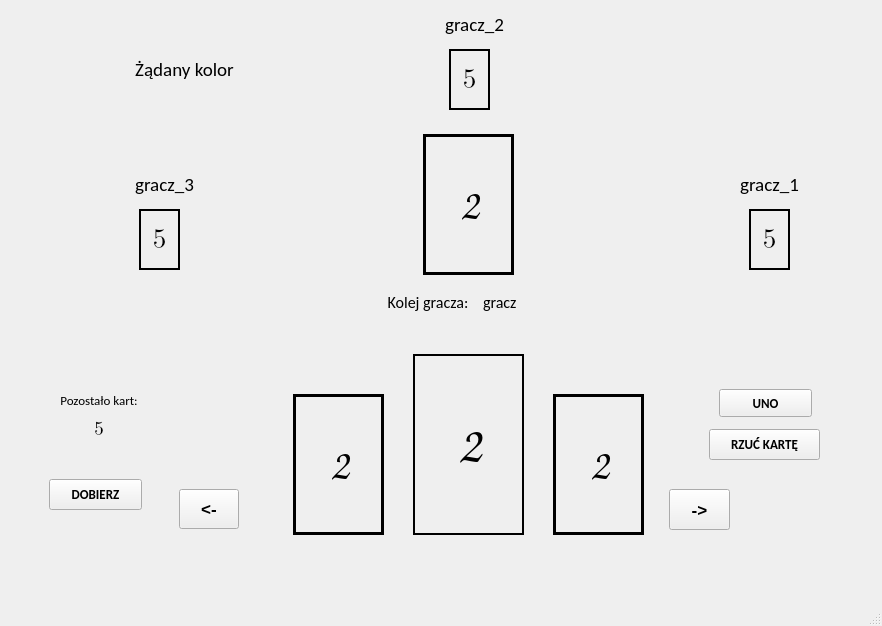
Old version of the form klient/mainwindow.ui in the repository C1n3k99/SK2_lab.
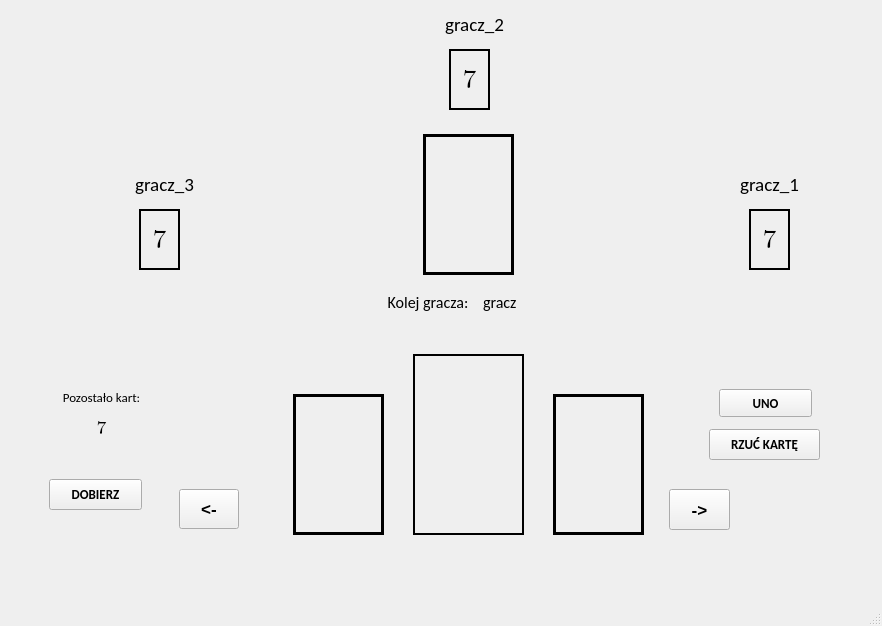
New version of the form. The open tabs and pages were chosen to show the change. Icons and pictures are not drawn.

Commit message: some working buttons and try updating card on the table

The edit to the form file:
```diff
--- a/klient/mainwindow.ui
+++ b/klient/mainwindow.ui
@@ -15,7 +15,7 @@
   </property>
   <widget class="QWidget" name="centralwidget">
    <layout class="QGridLayout" name="gridLayout">
-    <item row="0" column="1">
+    <item row="0" column="0">
      <widget class="QStackedWidget" name="stackedWidget">
       <property name="sizePolicy">
        <sizepolicy hsizetype="Ignored" vsizetype="Preferred">
@@ -84,6 +84,44 @@
          </item>
         </layout>
        </widget>
+       <widget class="QWidget" name="layoutWidget2">
+        <property name="geometry">
+         <rect>
+          <x>240</x>
+          <y>210</y>
+          <width>361</width>
+          <height>51</height>
+         </rect>
+        </property>
+        <layout class="QHBoxLayout" name="horizontalLayout_3" stretch="1,2">
+         <item>
+          <widget class="QLabel" name="giveYourServerAddress">
+           <property name="font">
+            <font>
+             <family>Calibri</family>
+             <pointsize>12</pointsize>
+            </font>
+           </property>
+           <property name="text">
+            <string>Podaj adres serwera:</string>
+           </property>
+          </widget>
+         </item>
+         <item>
+          <widget class="QLineEdit" name="yourServerAddress">
+           <property name="font">
+            <font>
+             <family>Calibri</family>
+             <pointsize>12</pointsize>
+            </font>
+           </property>
+           <property name="text">
+            <string/>
+           </property>
+          </widget>
+         </item>
+        </layout>
+       </widget>
       </widget>
       <widget class="QWidget" name="waitingPage">
        <widget class="QLabel" name="waitingForPlayers">
@@ -870,7 +908,7 @@
          <number>2</number>
         </property>
         <property name="text">
-         <string>5</string>
+         <string>7</string>
         </property>
         <property name="alignment">
          <set>Qt::AlignCenter</set>
@@ -898,7 +936,7 @@
          <number>2</number>
         </property>
         <property name="text">
-         <string>5</string>
+         <string>7</string>
         </property>
         <property name="alignment">
          <set>Qt::AlignCenter</set>
@@ -926,7 +964,7 @@
          <number>2</number>
         </property>
         <property name="text">
-         <string>5</string>
+         <string>7</string>
         </property>
         <property name="alignment">
          <set>Qt::AlignCenter</set>
@@ -950,7 +988,7 @@
          </font>
         </property>
         <property name="text">
-         <string>2</string>
+         <string/>
         </property>
         <property name="alignment">
          <set>Qt::AlignCenter</set>
@@ -959,9 +997,9 @@
        <widget class="QLabel" name="centerCardValue">
         <property name="geometry">
          <rect>
-          <x>430</x>
+          <x>420</x>
           <y>400</y>
-          <width>61</width>
+          <width>81</width>
           <height>71</height>
          </rect>
         </property>
@@ -974,7 +1012,7 @@
          </font>
         </property>
         <property name="text">
-         <string>2</string>
+         <string/>
         </property>
         <property name="alignment">
          <set>Qt::AlignCenter</set>
@@ -998,7 +1036,7 @@
          </font>
         </property>
         <property name="text">
-         <string>2</string>
+         <string/>
         </property>
         <property name="alignment">
          <set>Qt::AlignCenter</set>
@@ -1023,58 +1061,12 @@
          </font>
         </property>
         <property name="text">
-         <string>2</string>
+         <string/>
         </property>
         <property name="alignment">
          <set>Qt::AlignCenter</set>
         </property>
        </widget>
-       <widget class="QWidget" name="layoutWidget2">
-        <property name="geometry">
-         <rect>
-          <x>30</x>
-          <y>380</y>
-          <width>120</width>
-          <height>51</height>
-         </rect>
-        </property>
-        <layout class="QVBoxLayout" name="verticalLayout">
-         <item>
-          <widget class="QLabel" name="myLeftCards">
-           <property name="font">
-            <font>
-             <family>Calibri</family>
-             <pointsize>10</pointsize>
-            </font>
-           </property>
-           <property name="text">
-            <string>Pozostało kart:</string>
-           </property>
-           <property name="alignment">
-            <set>Qt::AlignCenter</set>
-           </property>
-          </widget>
-         </item>
-         <item>
-          <widget class="QLabel" name="numberOfMyCards">
-           <property name="font">
-            <font>
-             <family>Cambria Math</family>
-             <pointsize>14</pointsize>
-             <weight>50</weight>
-             <bold>false</bold>
-            </font>
-           </property>
-           <property name="text">
-            <string>5</string>
-           </property>
-           <property name="alignment">
-            <set>Qt::AlignCenter</set>
-           </property>
-          </widget>
-         </item>
-        </layout>
-       </widget>
        <widget class="QWidget" name="layoutWidget3">
         <property name="geometry">
          <rect>
@@ -1143,25 +1135,91 @@
        <widget class="QLabel" name="demandingColor">
         <property name="geometry">
          <rect>
-          <x>80</x>
+          <x>60</x>
           <y>40</y>
           <width>191</width>
-          <height>41</height>
+          <height>71</height>
          </rect>
         </property>
         <property name="font">
          <font>
           <family>Calibri</family>
           <pointsize>14</pointsize>
+          <weight>75</weight>
+          <bold>true</bold>
          </font>
         </property>
         <property name="text">
-         <string>Żądany kolor</string>
+         <string/>
         </property>
         <property name="alignment">
          <set>Qt::AlignCenter</set>
         </property>
        </widget>
+       <widget class="QWidget" name="layoutWidget">
+        <property name="geometry">
+         <rect>
+          <x>32</x>
+          <y>370</y>
+          <width>121</width>
+          <height>61</height>
+         </rect>
+        </property>
+        <layout class="QVBoxLayout" name="verticalLayout">
+         <property name="spacing">
+          <number>0</number>
+         </property>
+         <property name="sizeConstraint">
+          <enum>QLayout::SetDefaultConstraint</enum>
+         </property>
+         <item>
+          <widget class="QLabel" name="leftCards">
+           <property name="font">
+            <font>
+             <family>Calibri</family>
+             <pointsize>10</pointsize>
+            </font>
+           </property>
+           <property name="text">
+            <string>Pozostało kart:</string>
+           </property>
+           <property name="alignment">
+            <set>Qt::AlignCenter</set>
+           </property>
+          </widget>
+         </item>
+         <item>
+          <widget class="QLabel" name="numberOfMyCards">
+           <property name="sizePolicy">
+            <sizepolicy hsizetype="Preferred" vsizetype="Preferred">
+             <horstretch>0</horstretch>
+             <verstretch>0</verstretch>
+            </sizepolicy>
+           </property>
+           <property name="maximumSize">
+            <size>
+             <width>129</width>
+             <height>25</height>
+            </size>
+           </property>
+           <property name="font">
+            <font>
+             <family>Cambria Math</family>
+             <pointsize>14</pointsize>
+             <weight>50</weight>
+             <bold>false</bold>
+            </font>
+           </property>
+           <property name="text">
+            <string>7</string>
+           </property>
+           <property name="alignment">
+            <set>Qt::AlignCenter</set>
+           </property>
+          </widget>
+         </item>
+        </layout>
+       </widget>
       </widget>
       <widget class="QWidget" name="chooseCardPage">
        <widget class="QPushButton" name="blueButton">
```
Left out of the diff: 57 changed lines with no effect on the pictures. The commit also changes 2 other files.
